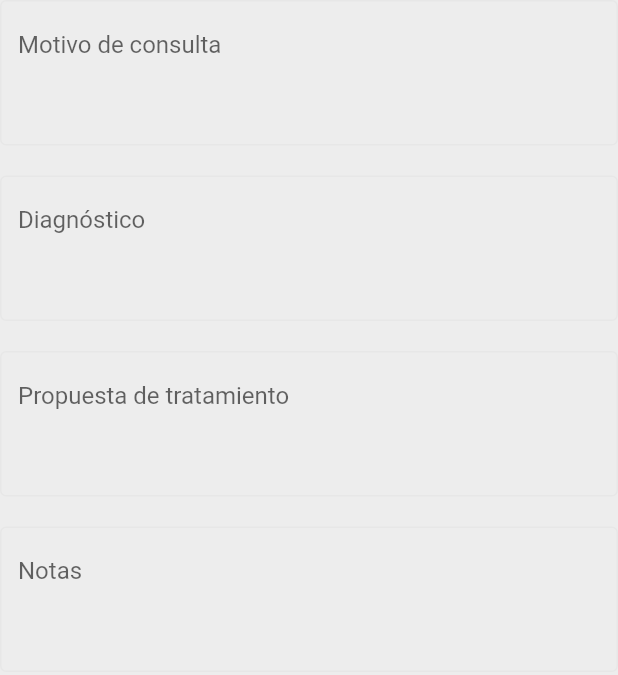
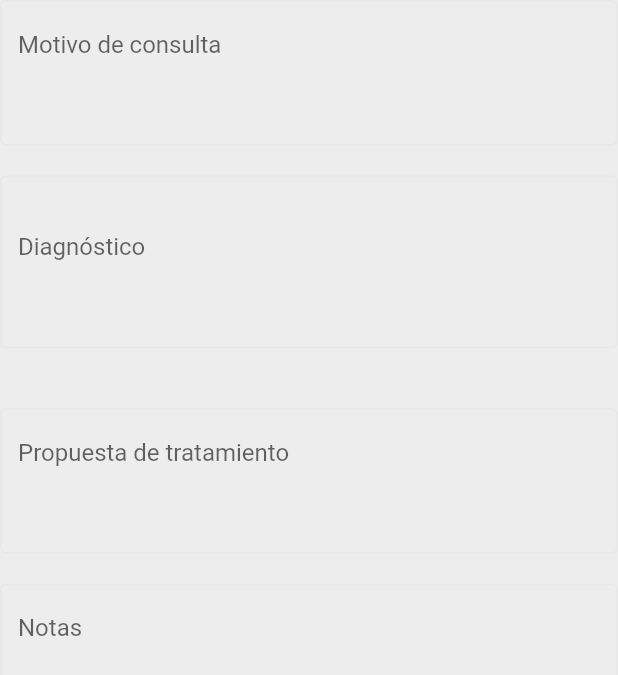
Before and after one commit to luisfelipesantofimio/aronnax, a Flutter app: the CaseCreationForm widget shown alone on an empty page, opened directly, on a phone screen of 412 x 824 dp. Shown: the top 675 px of the screen. Run offline on Flutter 3.47's test engine with Material 2 defaults, Android fonts, the phone set to English and light mode, and no system bars; our stand-ins replace dio, drift, email_validator, flutter_riverpod, font_awesome_flutter, google_fonts and 2 more; missing offline and left inert: country_state_city, crypt, mysql1; accounts and stored records are empty; generated files the repository leaves out were written again.

Commit message:
Implemented dialog for case creation with optional icd code selection

```diff
--- a/lib/src/presentation/case_creation_view/case_creation_dialog.dart
+++ b/lib/src/presentation/case_creation_view/case_creation_dialog.dart
@@ -1,5 +1,8 @@
+import 'dart:developer';
+
 import 'package:aronnax/src/data/interfaces/patients_repository_interface.dart';
 import 'package:aronnax/src/data/providers/connection_state_provider.dart';
+import 'package:aronnax/src/data/providers/icd_data_provider.dart';
 import 'package:aronnax/src/data/providers/patients_provider.dart';
 import 'package:aronnax/src/data/providers/treatment_plan_providers.dart';
 import 'package:aronnax/src/domain/entities/patient.dart';
--- a/lib/src/presentation/case_creation_view/case_creation_form.dart
+++ b/lib/src/presentation/case_creation_view/case_creation_form.dart
@@ -1,13 +1,25 @@
+import 'dart:developer';
+
+import 'package:aronnax/src/data/providers/icd_data_provider.dart';
 import 'package:aronnax/src/data/providers/patients_provider.dart';
+import 'package:aronnax/src/domain/entities/icd_data.dart';
+import 'package:aronnax/src/presentation/case_creation_view/case_diagnosic_dialog.dart';
 import 'package:aronnax/src/presentation/core/controllers.dart';
 import 'package:flutter/material.dart';
 import 'package:flutter_riverpod/flutter_riverpod.dart';
+import 'package:font_awesome_flutter/font_awesome_flutter.dart';
 
-class CaseCreationForm extends ConsumerWidget {
+class CaseCreationForm extends ConsumerStatefulWidget {
   const CaseCreationForm({Key? key}) : super(key: key);
 
   @override
-  Widget build(BuildContext context, WidgetRef ref) {
+  ConsumerState<CaseCreationForm> createState() => _CaseCreationFormState();
+}
+
+class _CaseCreationFormState extends ConsumerState<CaseCreationForm> {
+  IcdDataCategory? selectedIcdCategory;
+  @override
+  Widget build(BuildContext context) {
     return Form(
       key: caseCreationFormKey,
       child: Column(
@@ -32,7 +44,28 @@ class CaseCreationForm extends ConsumerWidget {
           ),
           TextFormField(
             maxLines: 3,
-            decoration: const InputDecoration(hintText: 'Diagnóstico'),
+            decoration: InputDecoration(
+                hintText: 'Diagnóstico',
+                suffix: IconButton(
+                  tooltip: 'Buscar código CIE',
+                  onPressed: () {
+                    showDialog(
+                      context: context,
+                      builder: (context) {
+                        return CaseDiagnosticDialog(
+                          onSelectedCategory: (data) {
+                            selectedIcdCategory = data;
+
+                            setState(() {});
+                          },
+                        );
+                      },
+                    );
+                  },
+                  icon: const Icon(
+                    FontAwesomeIcons.magnifyingGlass,
+                  ),
+                )),
             validator: (value) {
               if (value!.isEmpty) {
                 return 'El campo no puede estar vacío';
@@ -44,6 +77,38 @@ class CaseCreationForm extends ConsumerWidget {
                   .read(caseFormDiagnosticProvider.notifier)
                   .update((state) => value);
             },
+          ),
+          Visibility(
+            visible: selectedIcdCategory != null,
+            child: Row(
+              children: [
+                const Text(
+                  'Diagnóstico seleccionado: ',
+                  style: TextStyle(fontWeight: FontWeight.bold),
+                ),
+                Text(
+                    '${selectedIcdCategory == null ? '' : selectedIcdCategory!.title} (${selectedIcdCategory == null ? '' : selectedIcdCategory!.code})'),
+                const Padding(
+                  padding: EdgeInsets.all(10),
+                ),
+                IconButton(
+                  onPressed: () {
+                    ref.read(caseFormDiagnosticCodeProvider.notifier).update(
+                          (state) => null,
+                        );
+                    setState(() {
+                      selectedIcdCategory = null;
+                    });
+                  },
+                  icon: const Icon(
+                    FontAwesomeIcons.trashCan,
+                  ),
+                ),
+              ],
+            ),
+          ),
+          const Padding(
+            padding: EdgeInsets.all(10),
           ),
           const Padding(
             padding: EdgeInsets.all(10),
```
Also changed, not shown: lib/src/presentation/case_creation_view/case_diagnosic_dialog.dart (added, +140 -0 lines).
